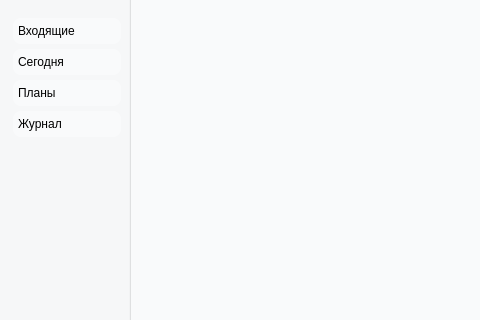
First picture: the form in main_window.ui, repository NAD777/yandex-toDo, before the edit; both pictures show x 0 to 480 and y 0 to 320 of the 752 by 505 pixel window.
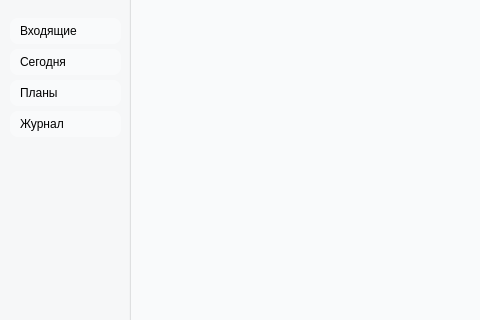
Second picture: the form after the edit. Icons and pictures are not drawn.

Commit message: prev commit was a mistake. Add padding left in every element of menu

Patch:
```diff
--- a/main_window.ui
+++ b/main_window.ui
@@ -76,7 +76,7 @@
 padding:5px;
 border-radius: 8px;
 text-align: left;
-margin-left: 3px;</string>
+padding-left:10px;</string>
      </property>
      <property name="text">
       <string>Сегодня </string>
@@ -101,7 +101,7 @@
 padding:5px;
 border-radius: 8px;
 text-align: left;
-margin-left: 3px;</string>
+padding-left:10px;</string>
      </property>
      <property name="text">
       <string>Журнал</string>
@@ -126,7 +126,7 @@
 padding:5px;
 border-radius: 8px;
 text-align: left;
-margin-left: 3px;</string>
+padding-left:10px;</string>
      </property>
      <property name="text">
       <string>Входящие</string>
@@ -151,7 +151,7 @@
 padding:5px;
 border-radius: 8px;
 text-align: left;
-margin-left: 3px;</string>
+padding-left:10px;</string>
      </property>
      <property name="text">
       <string>Планы</string>
```
The commit also changes 1 other file.
